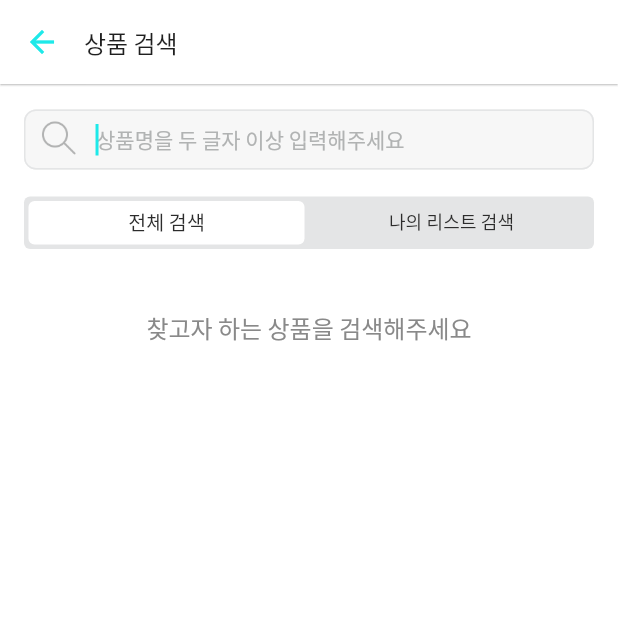
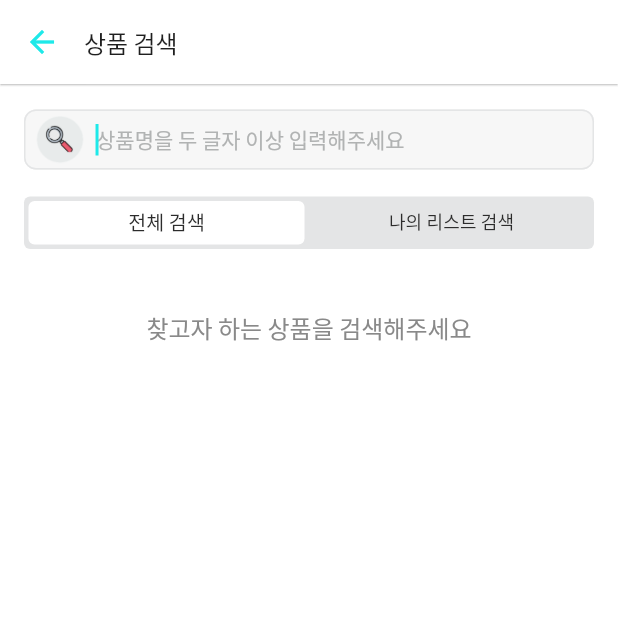
Before and after one commit to AnMukSo/AnMukSo_ver1, a Flutter app: the SearchScreen screen opened by its route, on a phone screen of 412 x 824 dp, the top half of it. Run offline on Flutter 3.47's test engine with Material 2 defaults, Android fonts, the phone set to English and light mode, and no system bars; our stand-ins replace carousel_slider, cloud_firestore, firebase_auth, firebase_core, firebase_storage, fl_chart and 5 more; missing offline and left inert: flutter_barcode_scanner; accounts and stored records are empty.

Commit message:
[UPDATE] Change icon

```diff
--- a/lib/search/search.dart
+++ b/lib/search/search.dart
@@ -746,7 +746,7 @@ class _SearchScreenState extends State<SearchScreen> {
                               padding:
                               const EdgeInsets.only(top: 4.0, bottom: 4),
                               child:
-                              Image.asset('assets/icons/search_grey.png'),
+                              Image.asset('assets/an_icon_resize/An_Search.png'),
                             ),
                           ),
                           hintText: '상품명을 두 글자 이상 입력해주세요',
```
